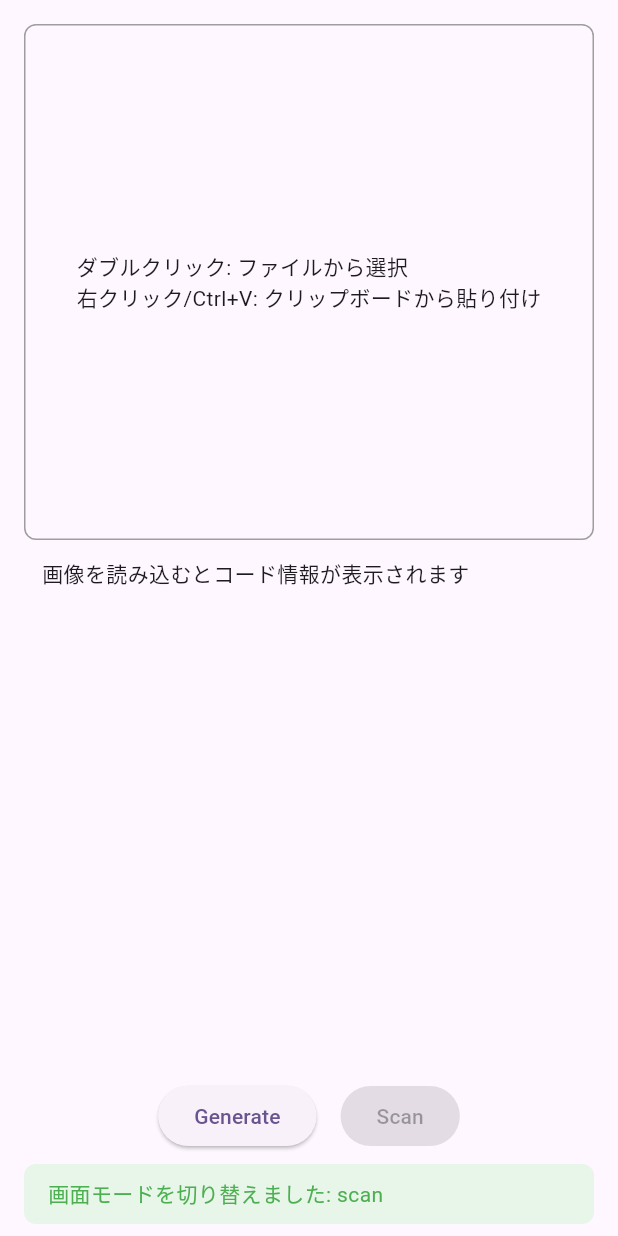
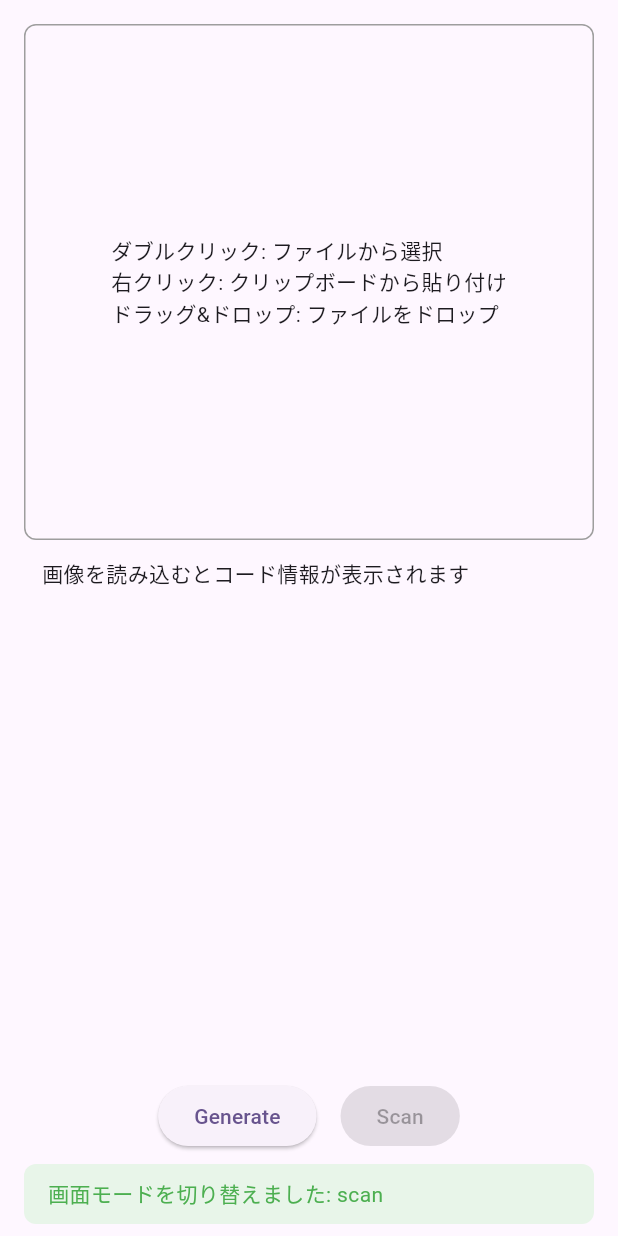
Before and after one commit to boarnasia/qrcodelyze_desktop, a Flutter app: the screen it shows after launch, after a tap on "Scan", on a phone screen of 412 x 824 dp. Run offline on Flutter 3.47's test engine with Material 3 defaults, Android fonts, the phone set to English and light mode, and no system bars; our stand-ins replace image_picker, qr_flutter; missing offline and left inert: file_selector, flutter_zxing, pasteboard, window_manager.

Commit message:
ドラッグ＆ドロップ機能を追加し、ファイル選択時のエラーハンドリングを改善しました。スキャン画面での画像読み込み処理を強化し、クリップボードへのコード内容のコピー機能を実装しました。

```diff
--- a/lib/main.dart
+++ b/lib/main.dart
@@ -6,6 +6,7 @@ import 'screens/scan_screen.dart';
 import 'screens/log_view.dart';
 import 'log/logger.dart';
 import 'log/log_wrapper.dart';
+import 'plugins/drag_drop_plugin.dart';
 
 // 1. ScreenModeの追加
 enum ScreenMode { generate, scan }
@@ -16,6 +17,7 @@ void main(List<String> args) async {
 
   WidgetsFlutterBinding.ensureInitialized();
   await windowManager.ensureInitialized();
+  DragDropPlugin.initialize();
 
   const Size windowSize = AppConstants.windowSize;
 
--- a/lib/models/file_image_source.dart
+++ b/lib/models/file_image_source.dart
@@ -1,5 +1,5 @@
 import 'dart:typed_data';
-import 'package:file_selector/file_selector.dart';
+import 'package:file_selector/file_selector.dart' show XFile, XTypeGroup, openFile;
 import 'package:image/image.dart' as img;
 import 'image_source.dart';
 import '../log/log_wrapper.dart';
@@ -8,6 +8,9 @@ import '../log/log_wrapper.dart';
 class FileImageSource implements ImageSource {
   Uint8List? _imageData;
   img.Image? _rawImage;
+  XFile? _file;
+
+  FileImageSource({XFile? file}) : _file = file;
 
   @override
   img.Image? get rawImage => _rawImage;
@@ -18,6 +21,16 @@ class FileImageSource implements ImageSource {
   @override
   Future<Uint8List> getImageData() async {
     if (_imageData != null) {
+      return _imageData!;
+    }
+
+    if (_file != null) {
+      final bytes = await _file!.readAsBytes();
+      if (bytes.isEmpty) {
+        throw Exception('ファイルの読み込みに失敗しました');
+      }
+      _imageData = bytes;
+      logFine('画像ファイルを読み込みました: ${_file!.name}');
       return _imageData!;
     }
 
--- a/lib/screens/scan_screen.dart
+++ b/lib/screens/scan_screen.dart
@@ -6,7 +6,9 @@ import '../models/file_image_source.dart';
 import '../models/clipboard_image_source.dart';
 import '../log/log_wrapper.dart';
 import 'package:flutter_zxing/flutter_zxing.dart';
-import 'dart:io';
+import 'package:flutter/services.dart' show Clipboard;
+import 'package:image_picker/image_picker.dart' as picker;
+import 'package:file_selector/file_selector.dart';
 
 class ScanScreen extends StatefulWidget {
   const ScanScreen({super.key});
@@ -54,24 +56,33 @@ class _ScanScreenState extends State<ScanScreen> {
 
   @override
   Widget build(BuildContext context) {
-    return KeyboardListener(
-      focusNode: _focusNode,
-      autofocus: true,
-      onKeyEvent: (event) {
-        if (event is KeyUpEvent &&
-            event.logicalKey == LogicalKeyboardKey.keyV &&
-            (HardwareKeyboard.instance.logicalKeysPressed.contains(LogicalKeyboardKey.controlLeft) ||
-             HardwareKeyboard.instance.logicalKeysPressed.contains(LogicalKeyboardKey.controlRight))) {
-          _handlePaste();
-        }
-      },
-      child: Padding(
+    return Padding(
       padding: const EdgeInsets.all(16.0),
       child: Column(
         children: [
           // 上半分: プレビュー画像
           Expanded(
-              child: GestureDetector(
+            child: DragTarget<XFile>(
+              onWillAcceptWithDetails: (file) => file != null,
+              onAcceptWithDetails: (details) async {
+                setState(() {
+                  _currentSource = FileImageSource(file: details.data);
+                  _previewData = null;
+                  _errorMessage = null;
+                  _codeType = null;
+                  _codeContent = null;
+                });
+                try {
+                  await _decodeImageSource();
+                } catch (e) {
+                  setState(() {
+                    _errorMessage = e.toString();
+                  });
+                  logWarning('ファイル選択エラー: $e');
+                }
+              },
+              builder: (context, candidateFiles, rejectedFiles) {
+                return GestureDetector(
                   onDoubleTap: _handleFileSelect,
                   onSecondaryTap: _handlePaste,
                   child: Container(
@@ -79,12 +90,33 @@ class _ScanScreenState extends State<ScanScreen> {
                       border: Border.all(color: Colors.grey),
                       borderRadius: BorderRadius.circular(8),
                     ),
-                  child: _previewData != null
-                      ? Image.memory(_previewData!)
-                      : const Center(
-                          child: Text('ダブルクリック: ファイルから選択\n右クリック/Ctrl+V: クリップボードから貼り付け'),
+                    child: Stack(
+                      children: [
+                        if (_previewData != null)
+                          Image.memory(_previewData!)
+                        else
+                          const Center(
+                            child: Text('ダブルクリック: ファイルから選択\n右クリック: クリップボードから貼り付け\nドラッグ&ドロップ: ファイルをドロップ'),
+                          ),
+                        if (candidateFiles.isNotEmpty)
+                          Container(
+                            color: Colors.blue.withOpacity(0.3),
+                            child: const Center(
+                              child: Text(
+                                'ファイルをドロップ',
+                                style: TextStyle(
+                                  color: Colors.white,
+                                  fontSize: 20,
+                                  fontWeight: FontWeight.bold,
                                 ),
                               ),
+                            ),
+                          ),
+                      ],
+                    ),
+                  ),
+                );
+              },
             ),
           ),
           // 下半分: デコード結果
@@ -124,7 +156,6 @@ class _ScanScreenState extends State<ScanScreen> {
           ),
         ],
       ),
-      ),
     );
   }
 
@@ -149,6 +180,10 @@ class _ScanScreenState extends State<ScanScreen> {
       if (result.isValid) {
         _codeType = result.format?.name;
         _codeContent = result.text;
+        // コード内容をクリップボードにコピー
+        if (_codeContent != null) {
+          Clipboard.setData(ClipboardData(text: _codeContent!));
+        }
         logInfo('コードを検出しました: $_codeType');
       } else {
         _codeType = null;
```
Also changed, not shown: lib/plugins/drag_drop_plugin.dart (added, +22 -0 lines). Lines whose indentation alone changed are shown as unchanged.
